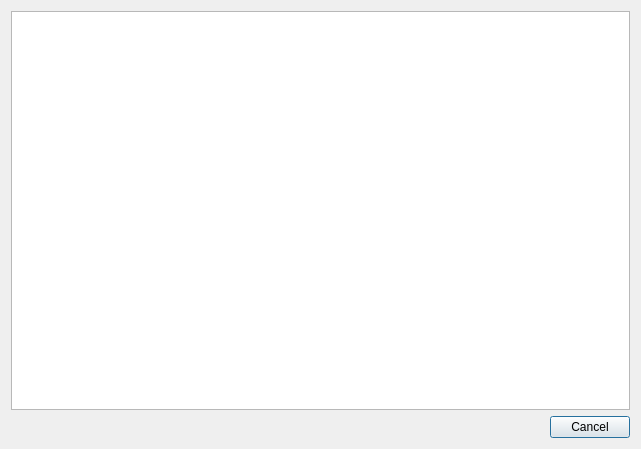
This is src/meshlab/ui/congratsDialog.ui in cnr-isti-vclab/meshlab as Qt 5 draws it before an edit. The edited form follows.
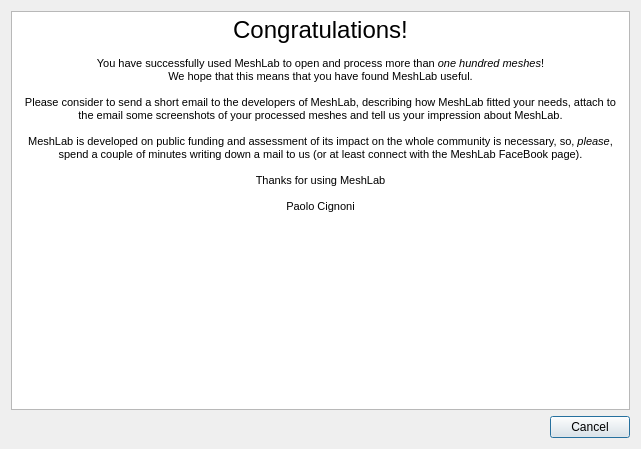
This is the edited form. Icons and pictures are not drawn.

Commit message: version update & dialog formatting

Diff of the .ui file:
```diff
--- a/src/meshlab/ui/congratsDialog.ui
+++ b/src/meshlab/ui/congratsDialog.ui
@@ -25,6 +25,13 @@
   <layout class="QVBoxLayout">
    <item>
     <widget class="QTextBrowser" name="congratsTextBrowser">
+     <property name="html">
+      <string>&lt;!DOCTYPE HTML PUBLIC &quot;-//W3C//DTD HTML 4.0//EN&quot; &quot;http://www.w3.org/TR/REC-html40/strict.dtd&quot;&gt;
+&lt;html&gt;&lt;head&gt;&lt;meta name=&quot;qrichtext&quot; content=&quot;1&quot; /&gt;&lt;style type=&quot;text/css&quot;&gt;
+p, li { white-space: pre-wrap; }
+&lt;/style&gt;&lt;/head&gt;&lt;body style=&quot; font-family:'MS Shell Dlg 2'; font-size:8.25pt; font-weight:400; font-style:normal;&quot;&gt;
+&lt;p align=&quot;center&quot; style=&quot; margin-top:0px; margin-bottom:0px; margin-left:0px; margin-right:0px; -qt-block-indent:0; text-indent:0px;&quot;&gt;&lt;span style=&quot; font-family:'Lucida Sans'; font-size:18pt;&quot;&gt;Congratulations! &lt;/span&gt;&lt;br /&gt;&lt;span style=&quot; font-family:'Lucida Sans';&quot;&gt;&lt;br /&gt;You have successfully used MeshLab to open and process more than &lt;/span&gt;&lt;span style=&quot; font-family:'Lucida Sans'; font-style:italic;&quot;&gt;one hundred meshes&lt;/span&gt;&lt;span style=&quot; font-family:'Lucida Sans';&quot;&gt;!&lt;br /&gt;We hope that this means that you have found MeshLab useful.&lt;br /&gt;&lt;br /&gt;Please consider to send a short email to the developers of MeshLab, describing how MeshLab fitted your needs, attach to the email some screenshots of your processed meshes and tell us your impression about MeshLab. &lt;br /&gt;&lt;br /&gt;MeshLab is developed on public funding and assessment of its impact on the whole community is necessary, so, &lt;/span&gt;&lt;span style=&quot; font-family:'Lucida Sans'; font-style:italic;&quot;&gt;please&lt;/span&gt;&lt;span style=&quot; font-family:'Lucida Sans';&quot;&gt;, spend a couple of minutes writing down a mail to us (or at least connect with the MeshLab FaceBook page).&lt;br /&gt;&lt;br /&gt;Thanks for using MeshLab&lt;br /&gt;&lt;br /&gt;Paolo Cignoni&lt;br /&gt;&lt;br /&gt;&lt;/span&gt;&lt;a href=&quot;http://www.facebook.com/MeshLab&quot;&gt;&lt;img src=&quot;:images/facebook.gif&quot; /&gt;&lt;/a&gt;&lt;span style=&quot; font-family:'Lucida Sans';&quot;&gt; &lt;/span&gt;&lt;/p&gt;&lt;/body&gt;&lt;/html&gt;</string>
+     </property>
      <property name="source">
       <url>
        <string>qrc:/images/100mesh.html</string>
```
The commit also changes 2 other files.
